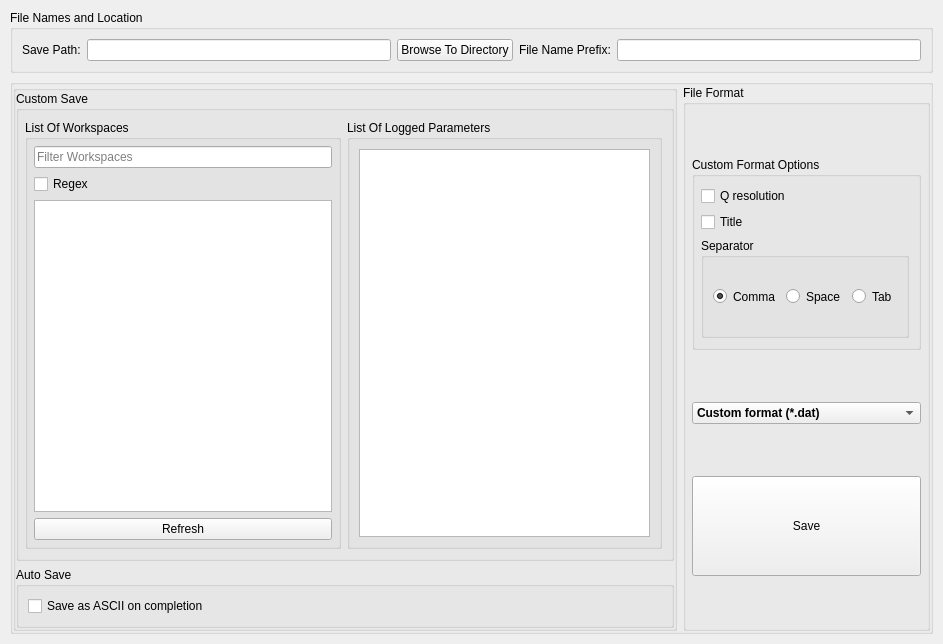
The window that qt/scientific_interfaces/ISISReflectometry/ReflSaveTabWidget.ui (mantidproject/mantid) describes before a commit, drawn with Qt 5.
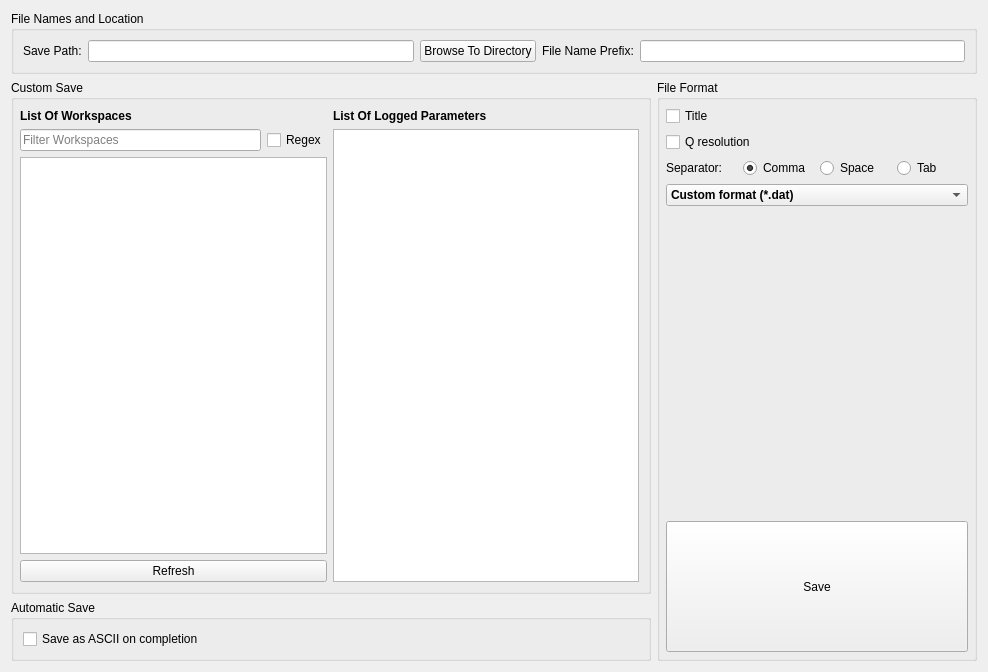
The same window after the commit.

Commit message:
Re #21691: Replaced some group boxes with layouts.
- Replaces unecessary group boxes with layouts.

What changed in the file:
```diff
--- a/qt/scientific_interfaces/ISISReflectometry/ReflSaveTabWidget.ui
+++ b/qt/scientific_interfaces/ISISReflectometry/ReflSaveTabWidget.ui
@@ -6,26 +6,14 @@
    <rect>
     <x>0</x>
     <y>0</y>
-    <width>943</width>
-    <height>644</height>
+    <width>988</width>
+    <height>672</height>
    </rect>
   </property>
   <property name="windowTitle">
    <string>Save ASCII</string>
   </property>
-  <layout class="QVBoxLayout" name="verticalLayout">
-   <property name="leftMargin">
-    <number>10</number>
-   </property>
-   <property name="topMargin">
-    <number>10</number>
-   </property>
-   <property name="rightMargin">
-    <number>10</number>
-   </property>
-   <property name="bottomMargin">
-    <number>10</number>
-   </property>
+  <layout class="QVBoxLayout" name="verticalLayout" stretch="0,1">
    <item>
     <widget class="QGroupBox" name="fileLocationGroup">
      <property name="title">
@@ -63,50 +51,9 @@
     </widget>
    </item>
    <item>
-    <widget class="QGroupBox" name="layoutOnly">
-     <property name="styleSheet">
-      <string notr="true">.QGroupBox { \n    border-bottom: 0px transparent;\n	border-left: 0px transparent;\n    border-right: 0px transparent;\n}</string>
-     </property>
-     <property name="title">
-      <string/>
-     </property>
-     <layout class="QHBoxLayout" name="horizontalLayout_5" stretch="3,1">
-      <property name="leftMargin">
-       <number>0</number>
-      </property>
-      <property name="topMargin">
-       <number>0</number>
-      </property>
-      <property name="rightMargin">
-       <number>0</number>
-      </property>
-      <property name="bottomMargin">
-       <number>0</number>
-      </property>
+    <layout class="QHBoxLayout" name="detailedOptionsLayout" stretch="2,1">
       <item>
-       <widget class="QGroupBox" name="saveTypesGroup">
-        <property name="styleSheet">
-         <string notr="true">.QGroupBox { \n    border-bottom: 0px transparent;\n	border-left: 0px transparent;\n    border-right: 0px transparent;\n}</string>
-        </property>
-        <property name="title">
-         <string/>
-        </property>
-        <layout class="QVBoxLayout" name="verticalLayout_6">
-         <property name="spacing">
-          <number>6</number>
-         </property>
-         <property name="leftMargin">
-          <number>0</number>
-         </property>
-         <property name="topMargin">
-          <number>0</number>
-         </property>
-         <property name="rightMargin">
-          <number>0</number>
-         </property>
-         <property name="bottomMargin">
-          <number>0</number>
-         </property>
+      <layout class="QVBoxLayout" name="saveTypesLayout" stretch="0,1">
          <item>
           <widget class="QGroupBox" name="customSaveGroupBox">
            <property name="title">
@@ -117,30 +64,19 @@
              <number>6</number>
             </property>
             <item>
-             <widget class="QGroupBox" name="workspaceList">
-              <property name="styleSheet">
-               <string notr="true">.QGroupBox {
-    border-bottom: transparent;
-	border-left: transparent;
-    border-right: transparent;
-}</string>
+           <layout class="QVBoxLayout" name="workspaceListLayout">
+            <item>
+             <widget class="QLabel" name="listOfWorkspacesLabel">
+              <property name="text">
+               <string>&lt;b&gt;List Of Workspaces&lt;/b&gt;</string>
               </property>
-              <property name="title">
-               <string>List Of Workspaces</string>
+              <property name="textFormat">
+               <enum>Qt::RichText</enum>
               </property>
-              <layout class="QVBoxLayout" name="verticalLayout_2">
-               <property name="leftMargin">
-                <number>6</number>
-               </property>
-               <property name="topMargin">
-                <number>6</number>
-               </property>
-               <property name="rightMargin">
-                <number>6</number>
-               </property>
-               <property name="bottomMargin">
-                <number>6</number>
-               </property>
+             </widget>
+            </item>
+            <item>
+             <layout class="QHBoxLayout" name="workspaceFilterLayout">
                <item>
                 <widget class="QLineEdit" name="filterEdit">
                  <property name="placeholderText">
@@ -155,6 +91,8 @@
                  </property>
                 </widget>
                </item>
+             </layout>
+            </item>
                <item>
                 <widget class="QListWidget" name="listOfWorkspaces">
                  <property name="selectionMode">
@@ -170,21 +108,19 @@
                 </widget>
                </item>
               </layout>
+          </item>
+          <item>
+           <layout class="QVBoxLayout" name="loggedParametersLayout">
+            <item>
+             <widget class="QLabel" name="listOfLoggedParametersLabel">
+              <property name="text">
+               <string>&lt;b&gt;List Of Logged Parameters&lt;/b&gt;</string>
+              </property>
+              <property name="textFormat">
+               <enum>Qt::RichText</enum>
+              </property>
              </widget>
             </item>
-            <item>
-             <widget class="QGroupBox" name="loggedParameterList">
-              <property name="styleSheet">
-               <string notr="true">.QGroupBox {
-    border-bottom: transparent;
-	border-left: transparent;
-    border-right: transparent;
-}</string>
-              </property>
-              <property name="title">
-               <string>List Of Logged Parameters</string>
-              </property>
-              <layout class="QVBoxLayout" name="verticalLayout_3">
                <item>
                 <widget class="QListWidget" name="listOfLoggedParameters">
                  <property name="selectionMode">
@@ -193,23 +129,22 @@
                 </widget>
                </item>
               </layout>
-             </widget>
             </item>
            </layout>
           </widget>
          </item>
          <item>
           <widget class="QGroupBox" name="autosaveGroup">
+         <property name="sizePolicy">
+          <sizepolicy hsizetype="Preferred" vsizetype="Fixed">
+           <horstretch>0</horstretch>
+           <verstretch>0</verstretch>
+          </sizepolicy>
+         </property>
            <property name="title">
-            <string>Auto Save</string>
-           </property>
-           <property name="checkable">
-            <bool>false</bool>
-           </property>
-           <property name="checked">
-            <bool>false</bool>
-           </property>
-           <layout class="QHBoxLayout" name="horizontalLayout_4">
+          <string>Automatic Save</string>
+         </property>
+         <layout class="QVBoxLayout" name="verticalLayout_3">
             <item>
              <widget class="QCheckBox" name="saveReductionResultsCheckBox">
               <property name="toolTip">
@@ -224,7 +159,6 @@
           </widget>
          </item>
         </layout>
-       </widget>
       </item>
       <item>
        <widget class="QGroupBox" name="fileFormatGroup">
@@ -241,7 +175,7 @@
         <property name="alignment">
          <set>Qt::AlignLeading|Qt::AlignLeft|Qt::AlignTop</set>
         </property>
-        <layout class="QVBoxLayout" name="verticalLayout_4" stretch="1,1,1">
+       <layout class="QVBoxLayout" name="verticalLayout_4" stretch="0,0,0,0,0,0">
          <property name="leftMargin">
           <number>6</number>
          </property>
@@ -254,31 +188,6 @@
          <property name="bottomMargin">
           <number>6</number>
          </property>
-         <item>
-          <widget class="QGroupBox" name="groupBox">
-           <property name="sizePolicy">
-            <sizepolicy hsizetype="Preferred" vsizetype="Fixed">
-             <horstretch>0</horstretch>
-             <verstretch>0</verstretch>
-            </sizepolicy>
-           </property>
-           <property name="styleSheet">
-            <string notr="true">.QGroupBox { \n    border-bottom: 0px transparent;\n	border-left: 0px transparent;\n    border-right: 0px transparent;\n}</string>
-           </property>
-           <property name="title">
-            <string>Custom Format Options</string>
-           </property>
-           <layout class="QVBoxLayout" name="verticalLayout_5" stretch="0,0,1">
-            <property name="leftMargin">
-             <number>6</number>
-            </property>
-            <item>
-             <widget class="QCheckBox" name="qResolutionCheckBox">
-              <property name="text">
-               <string>Q resolution</string>
-              </property>
-             </widget>
-            </item>
             <item>
              <widget class="QCheckBox" name="titleCheckBox">
               <property name="text">
@@ -287,36 +196,34 @@
              </widget>
             </item>
             <item>
-             <widget class="QGroupBox" name="separatorGroup">
-              <property name="sizePolicy">
-               <sizepolicy hsizetype="Preferred" vsizetype="Fixed">
-                <horstretch>0</horstretch>
-                <verstretch>0</verstretch>
-               </sizepolicy>
-              </property>
-              <property name="minimumSize">
+         <widget class="QCheckBox" name="qResolutionCheckBox">
+          <property name="text">
+           <string>Q resolution</string>
+          </property>
+         </widget>
+        </item>
+        <item>
+         <layout class="QHBoxLayout" name="separatorButtons">
+          <property name="sizeConstraint">
+           <enum>QLayout::SetMinimumSize</enum>
+          </property>
+          <item>
+           <widget class="QLabel" name="separatorLabel">
+            <property name="maximumSize">
                <size>
-                <width>0</width>
-                <height>100</height>
-               </size>
-              </property>
-              <property name="title">
-               <string>Separator</string>
-              </property>
-              <layout class="QHBoxLayout" name="horizontalLayout_2" stretch="1,1,1">
-               <property name="spacing">
-                <number>6</number>
-               </property>
-               <property name="topMargin">
-                <number>6</number>
-               </property>
-               <property name="bottomMargin">
-                <number>6</number>
-               </property>
+              <width>16777215</width>
+              <height>20</height>
+             </size>
+            </property>
+            <property name="text">
+             <string>Separator:</string>
+            </property>
+           </widget>
+          </item>
                <item>
                 <widget class="QRadioButton" name="commaRadioButton">
                  <property name="sizePolicy">
-                  <sizepolicy hsizetype="Preferred" vsizetype="Preferred">
+             <sizepolicy hsizetype="Minimum" vsizetype="Fixed">
                    <horstretch>0</horstretch>
                    <verstretch>0</verstretch>
                   </sizepolicy>
@@ -341,7 +248,7 @@
                <item>
                 <widget class="QRadioButton" name="spaceRadioButton">
                  <property name="sizePolicy">
-                  <sizepolicy hsizetype="Minimum" vsizetype="Preferred">
+             <sizepolicy hsizetype="Minimum" vsizetype="Fixed">
                    <horstretch>0</horstretch>
                    <verstretch>0</verstretch>
                   </sizepolicy>
@@ -357,7 +264,7 @@
                <item>
                 <widget class="QRadioButton" name="tabRadioButton">
                  <property name="sizePolicy">
-                  <sizepolicy hsizetype="Minimum" vsizetype="Preferred">
+             <sizepolicy hsizetype="Minimum" vsizetype="Fixed">
                    <horstretch>0</horstretch>
                    <verstretch>0</verstretch>
                   </sizepolicy>
@@ -371,10 +278,6 @@
                 </widget>
                </item>
               </layout>
-             </widget>
-            </item>
-           </layout>
-          </widget>
          </item>
          <item>
           <widget class="QComboBox" name="fileFormatComboBox">
@@ -409,12 +312,25 @@
            </item>
           </widget>
          </item>
+        <item>
+         <spacer name="verticalSpacer">
+          <property name="orientation">
+           <enum>Qt::Vertical</enum>
+          </property>
+          <property name="sizeHint" stdset="0">
+           <size>
+            <width>20</width>
+            <height>40</height>
+           </size>
+          </property>
+         </spacer>
+        </item>
          <item>
           <widget class="QPushButton" name="saveButton">
            <property name="sizePolicy">
-            <sizepolicy hsizetype="MinimumExpanding" vsizetype="MinimumExpanding">
+           <sizepolicy hsizetype="MinimumExpanding" vsizetype="Preferred">
              <horstretch>0</horstretch>
-             <verstretch>0</verstretch>
+            <verstretch>3</verstretch>
             </sizepolicy>
            </property>
            <property name="minimumSize">
@@ -426,7 +342,7 @@
            <property name="maximumSize">
             <size>
              <width>16777215</width>
-             <height>100</height>
+            <height>131</height>
             </size>
            </property>
            <property name="styleSheet">
@@ -441,7 +357,6 @@
        </widget>
       </item>
      </layout>
-    </widget>
    </item>
   </layout>
  </widget>
```
Left out of the diff: 4 changed lines with no effect on the pictures. Lines whose indentation alone changed are shown as unchanged.
